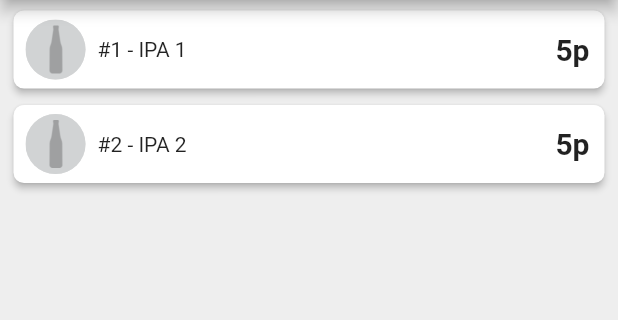
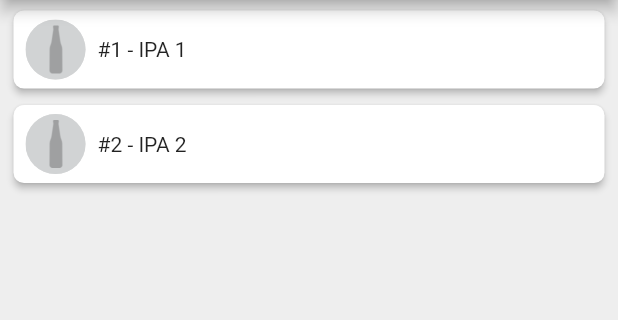
Before and after one commit to abilia/flutterbeer, a Flutter app: the MainScreen screen opened directly, after a tap on "JOIN TASTING", on a phone screen of 412 x 824 dp, the part 156-476 px from its top. Run offline on Flutter 3.47's test engine with Material 2 defaults, Android fonts, the phone set to English and light mode, and no system bars; our stand-ins replace flare_flutter, flutter_redux, image_picker, redux.

Commit message:
- added state for votes

```diff
--- a/lib/edit_views/create_tasting.dart
+++ b/lib/edit_views/create_tasting.dart
@@ -76,7 +76,7 @@ class _CreateTastingState extends State<CreateTasting>
                               return;
                             }
                             store.dispatch(ActionPayload(
-                                update
+                                action: update
                                     ? Actions.EditTasting
                                     : Actions.AddTasting,
                                 data: tasting));
--- a/lib/main.dart
+++ b/lib/main.dart
@@ -3,12 +3,12 @@ import 'package:flutter_redux/flutter_redux.dart';
 import 'package:flutterbeer/edit_views/create_tasting.dart';
 import 'package:flutterbeer/edit_views/edit_beer.dart';
 import 'package:flutterbeer/edit_views/join_tasting.dart';
-import 'package:flutterbeer/edit_views/beer_vote.dart';
 import 'package:flutterbeer/state/reducer.dart';
 import 'package:flutterbeer/state/app_state.dart';
 import 'package:redux/redux.dart';
 import 'package:flare_flutter/flare_actor.dart';
 
+import 'pages/beer_vote_page.dart';
 import 'pages/vote_page.dart';
 
 void main() => runApp(MyApp());
@@ -32,7 +32,7 @@ class MyApp extends StatelessWidget {
           SplashScreen.routeName: (context) => SplashScreen(),
           EditBeer.routeName: (context) => EditBeer(),
           VotePage.routeName: (context) => VotePage(),
-          BeerVote.routeName: (context) => BeerVote(),
+          BeerVotePage.routeName: (context) => BeerVotePage(),
         },
         onGenerateRoute: (settings) {
           if (settings.name == CreateTasting.routeName) {
--- a/lib/model/app_model.dart
+++ b/lib/model/app_model.dart
@@ -1,4 +1,5 @@
 import 'dart:io';
+import 'package:flutter/foundation.dart';
 import 'package:uuid/uuid.dart';
 
 class BeerTasting {
@@ -19,9 +20,9 @@ class Beer {
   id = Uuid().v4();
 }
 
-class BeerVoting {
+class BeerVote {
   String beerId;
   String beerMate;
-  int points;
-  BeerVoting({this.beerId, this.points});
+  double points;
+  BeerVote({@required this.beerId, @required this.points});
 }
--- a/lib/pages/vote_page.dart
+++ b/lib/pages/vote_page.dart
@@ -1,5 +1,6 @@
 import 'package:flutter/material.dart';
 import 'package:flutter_redux/flutter_redux.dart';
+import 'package:flutterbeer/view_model/view_model.dart';
 import 'package:redux/redux.dart';
 import 'package:flutterbeer/model/app_model.dart';
 import 'package:flutterbeer/state/app_state.dart';
@@ -11,14 +12,14 @@ class VotePage extends StatelessWidget {
   Widget build(BuildContext context) {
     final String tastingId = ModalRoute.of(context).settings.arguments;
 
-    return StoreConnector<AppState, BeerTasting>(
-        converter: (Store<AppState> store) => store.state.tastings
-            .singleWhere((tasting) => tasting.id == tastingId),
-        builder: (context, tasting) {
+    return StoreConnector<AppState, _ViewModel>(
+        converter: (Store<AppState> store) =>
+            _ViewModel.create(store, tastingId),
+        builder: (context, model) {
           return DefaultTabController(
             child: Scaffold(
               appBar: AppBar(
-                title: Text(tasting.title),
+                title: Text(model.title),
                 bottom: TabBar(
                   tabs: <Widget>[
                     Tab(text: "Beers"),
@@ -30,20 +31,12 @@ class VotePage extends StatelessWidget {
               body: TabBarView(
                 children: [
                   Column(
-                      children: tasting.beers
-                          .asMap()
-                          .map((index, beer) {
-                            return MapEntry(
-                                index,
-                                Padding(
-                                  padding:
-                                      const EdgeInsets.fromLTRB(5, 3, 5, 0),
-                                  child: BeerVoteCard(
-                                      beer: beer, position: index + 1),
-                                ));
-                          })
-                          .values
-                          .toList()),
+                      children: model.beerInfo.map((beerInfo) {
+                    return Padding(
+                      padding: const EdgeInsets.fromLTRB(5, 3, 5, 0),
+                      child: BeerVoteCard(beerInfo: beerInfo),
+                    );
+                  }).toList()),
                   Text("Photos of beers"),
                   Text("The beermates"),
                 ],
@@ -54,3 +47,27 @@ class VotePage extends StatelessWidget {
         });
   }
 }
+
+class _ViewModel {
+  final List<BeerInfo> beerInfo;
+  final String title;
+
+  _ViewModel({@required this.beerInfo, @required this.title});
+
+  factory _ViewModel.create(Store<AppState> store, String tastingId) {
+    final BeerTasting tasting =
+        store.state.tastings.singleWhere((tasting) => tasting.id == tastingId);
+    final List<BeerInfo> bwv = tasting.beers
+        .asMap()
+        .map((index, beer) {
+          final vote = store.state.votes
+              .firstWhere((vote) => vote.beerId == beer.id, orElse: () => null);
+          final votePoints = vote == null ? null : vote.points;
+          return MapEntry(index,
+              BeerInfo(beer: beer, beerVote: votePoints, position: index + 1));
+        })
+        .values
+        .toList();
+    return _ViewModel(beerInfo: bwv, title: tasting.title);
+  }
+}
--- a/lib/state/app_state.dart
+++ b/lib/state/app_state.dart
@@ -4,15 +4,17 @@ import 'package:flutterbeer/model/app_model.dart';
 @immutable
 class AppState {
   final List<BeerTasting> tastings;
+  final List<BeerVote> votes;
 
-  AppState(this.tastings);
+  AppState({@required this.tastings, @required this.votes});
 
-  factory AppState.initial() => AppState(List.unmodifiable([
+  factory AppState.initial() => AppState(
+      tastings: List.unmodifiable([
         BeerTasting(
-            title: "IPA",
-            beers: [Beer(name: "IPA 1"), Beer(name: "IPA 2")]),
+            title: "IPA", beers: [Beer(name: "IPA 1"), Beer(name: "IPA 2")]),
         BeerTasting(
             title: "Lagers!",
             beers: [Beer(name: "LAger 1"), Beer(name: "Lager 2")])
-      ]));
+      ]),
+      votes: List.unmodifiable([]));
 }
--- /dev/null
+++ b/lib/view_model/view_model.dart
@@ -0,0 +1,9 @@
+import 'package:flutterbeer/model/app_model.dart';
+
+class BeerInfo {
+  final Beer beer;
+  final double beerVote;
+  final int position;
+
+  BeerInfo({this.beer, this.beerVote, this.position});
+}
--- a/lib/widgets/beer_card.dart
+++ b/lib/widgets/beer_card.dart
@@ -22,7 +22,7 @@ class BeerCard extends StatelessWidget {
           children: <Widget>[
             Padding(
               padding: const EdgeInsets.all(8.0),
-              child: BeerInfo(beer: beer, position: placement),
+              child: BeerInfoWidget(beer: beer, position: placement),
             )
           ],
         ),
--- a/lib/widgets/beer_info.dart
+++ b/lib/widgets/beer_info.dart
@@ -1,11 +1,11 @@
 import 'package:flutter/material.dart';
 import 'package:flutterbeer/model/app_model.dart';
 
-class BeerInfo extends StatelessWidget {
+class BeerInfoWidget extends StatelessWidget {
   final Beer beer;
   final int position;
 
-  BeerInfo({this.beer, this.position});
+  BeerInfoWidget({this.beer, this.position});
 
   @override
   Widget build(BuildContext context) {
--- a/lib/widgets/vote_card.dart
+++ b/lib/widgets/vote_card.dart
@@ -1,20 +1,19 @@
 import 'package:flutter/cupertino.dart';
 import 'package:flutter/material.dart';
-import 'package:flutterbeer/edit_views/beer_vote.dart';
-import 'package:flutterbeer/model/app_model.dart';
+import 'package:flutterbeer/pages/beer_vote_page.dart';
+import 'package:flutterbeer/view_model/view_model.dart';
 import 'package:flutterbeer/widgets/beer_info.dart';
 
 class BeerVoteCard extends StatelessWidget {
-  final Beer beer;
-  final int position;
+  final BeerInfo beerInfo;
 
-  BeerVoteCard({this.beer, this.position});
+  BeerVoteCard({@required this.beerInfo});
 
   @override
   Widget build(BuildContext context) {
     return InkWell(
       onTap: () =>
-          Navigator.pushNamed(context, BeerVote.routeName, arguments: beer),
+          Navigator.pushNamed(context, BeerVotePage.routeName, arguments: beerInfo),
       child: SizedBox(
         height: 60,
         child: Card(
@@ -26,13 +25,15 @@ class BeerVoteCard extends StatelessWidget {
                 children: <Widget>[
                   Padding(
                     padding: const EdgeInsets.only(left: 8.0),
-                child: BeerInfo(beer: beer, position: position),
+                    child: BeerInfoWidget(beer: beerInfo.beer, position: beerInfo.position),
                   ),
                   Padding(
                     padding: const EdgeInsets.all(10),
-                child: Text("5p",
-                    style:
-                        TextStyle(fontSize: 20, fontWeight: FontWeight.bold)),
+                    child: this.beerInfo.beerVote == null
+                        ? Text("")
+                        : Text("${this.beerInfo.beerVote.toStringAsFixed(1)}p",
+                            style: TextStyle(
+                                fontSize: 20, fontWeight: FontWeight.bold)),
                   )
                 ])),
       ),
```
Also changed, not shown: lib/pages/beer_vote_page.dart (renamed from lib/edit_views/beer_vote.dart, +20 -10 lines), lib/state/reducer.dart (+23 -5 lines). Lines whose indentation alone changed are shown as unchanged.
